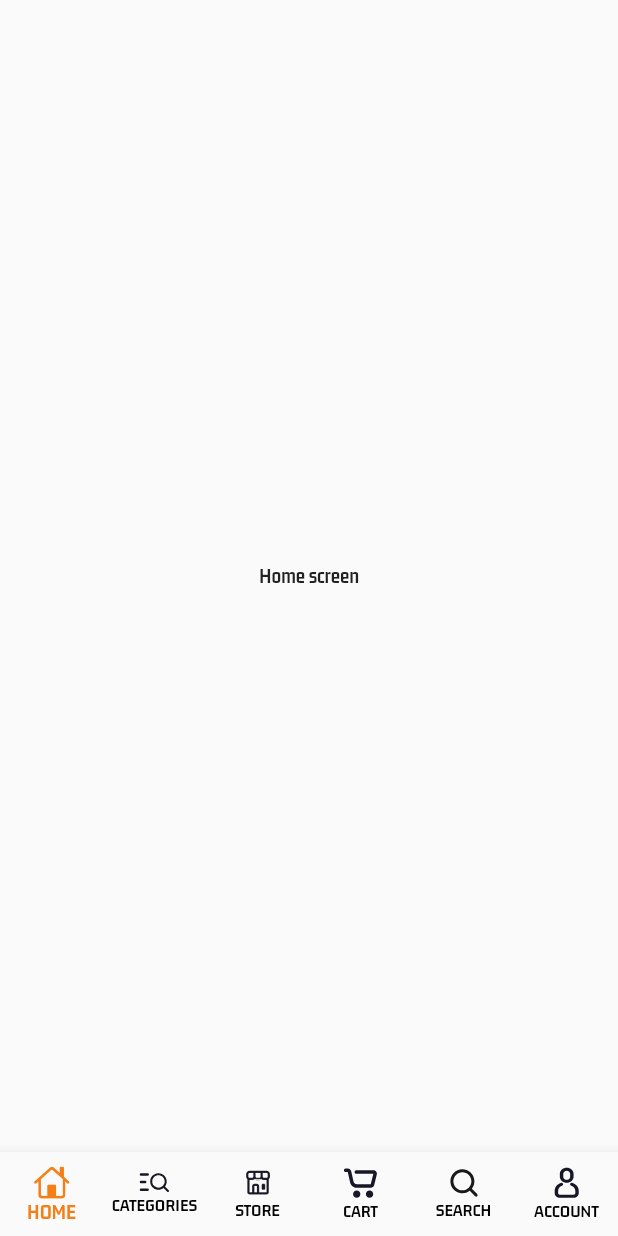
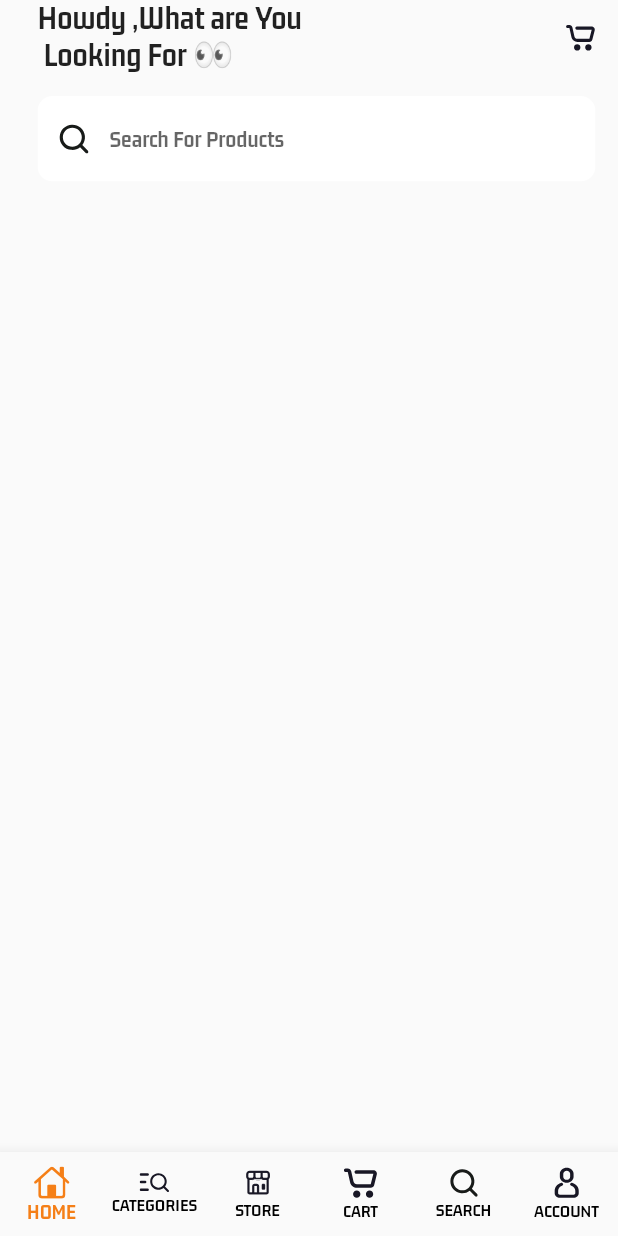
Before and after one commit to Alen87/Flutter-EcommerceApp, a Flutter app: the screen it shows after launch, on a phone screen of 412 x 824 dp. Run offline on Flutter 3.47's test engine with Material 2 defaults, Android fonts, the light colour scheme and no system bars; our stand-ins replace flutter_svg.

Commit message:
HomeScreen update

```diff
--- a/multi_store/lib/views/buyers/nav_screens/home_screen.dart
+++ b/multi_store/lib/views/buyers/nav_screens/home_screen.dart
@@ -1,12 +1,59 @@
 import 'package:flutter/material.dart';
+import 'package:flutter_svg/flutter_svg.dart';
 
 class HomeScreen extends StatelessWidget {
   const HomeScreen({Key? key}) : super(key: key);
 
   @override
   Widget build(BuildContext context) {
-    return Center(
-      child: Text('Home screen'),
+    return Padding(
+      padding: EdgeInsets.only(
+          top: MediaQuery.of(context).padding.top, left: 25, right: 15),
+      child: Column(
+        children: [
+          Row(
+            mainAxisAlignment: MainAxisAlignment.spaceBetween,
+            children: <Widget>[
+              Text(
+                'Howdy ,What are You\n Looking For 👀',
+                style: TextStyle(
+                  fontSize: 22,
+                  fontWeight: FontWeight.bold,
+                ),
+              ),
+              Container(
+                child: SvgPicture.asset(
+                  'assets/icons/cart.svg',
+                  width: 20,
+                ),
+              )
+            ],
+          ),
+          SizedBox(
+            height: 14,
+          ),
+          ClipRRect(
+            borderRadius: BorderRadius.circular(10),
+            child: TextField(
+              decoration: InputDecoration(
+                fillColor: Colors.white,
+                filled: true,
+                hintText: 'Search For Products',
+                border: OutlineInputBorder(
+                  borderSide: BorderSide.none,
+                ),
+                prefixIcon: Padding(
+                  padding: const EdgeInsets.all(14.0),
+                  child: SvgPicture.asset(
+                    'assets/icons/search.svg',
+                    width: 10,
+                  ),
+                ),
+              ),
+            ),
+          ),
+        ],
+      ),
     );
   }
 }
```
